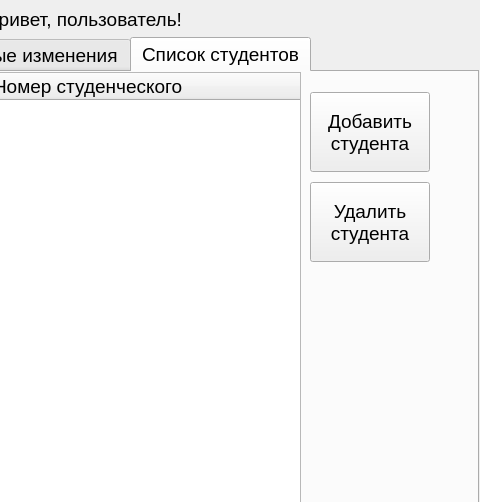
The window that ui/work.ui (Skotmak/desktop_manager_vk_bot) describes before a commit, drawn with Qt 5; both pictures show x 321 to 801 and y 0 to 502 of the 801 by 690 pixel window.
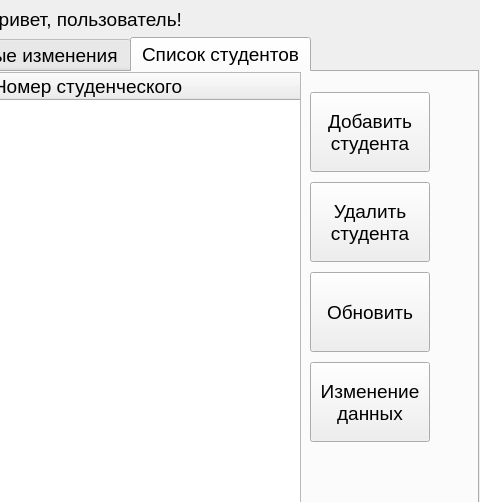
The same window after the commit. The open tabs and pages were chosen to show the change.

What changed in the file:
```diff
--- a/ui/work.ui
+++ b/ui/work.ui
@@ -667,6 +667,33 @@
 студента</string>
          </property>
         </widget>
+        <widget class="QPushButton" name="refresh_btn_tab3">
+         <property name="geometry">
+          <rect>
+           <x>620</x>
+           <y>200</y>
+           <width>120</width>
+           <height>80</height>
+          </rect>
+         </property>
+         <property name="text">
+          <string>Обновить</string>
+         </property>
+        </widget>
+        <widget class="QPushButton" name="pushButton">
+         <property name="geometry">
+          <rect>
+           <x>620</x>
+           <y>290</y>
+           <width>120</width>
+           <height>80</height>
+          </rect>
+         </property>
+         <property name="text">
+          <string>Изменение
+данных</string>
+         </property>
+        </widget>
        </widget>
       </widget>
      </item>
```
Left out of the diff: 19 changed lines with no effect on the pictures.
